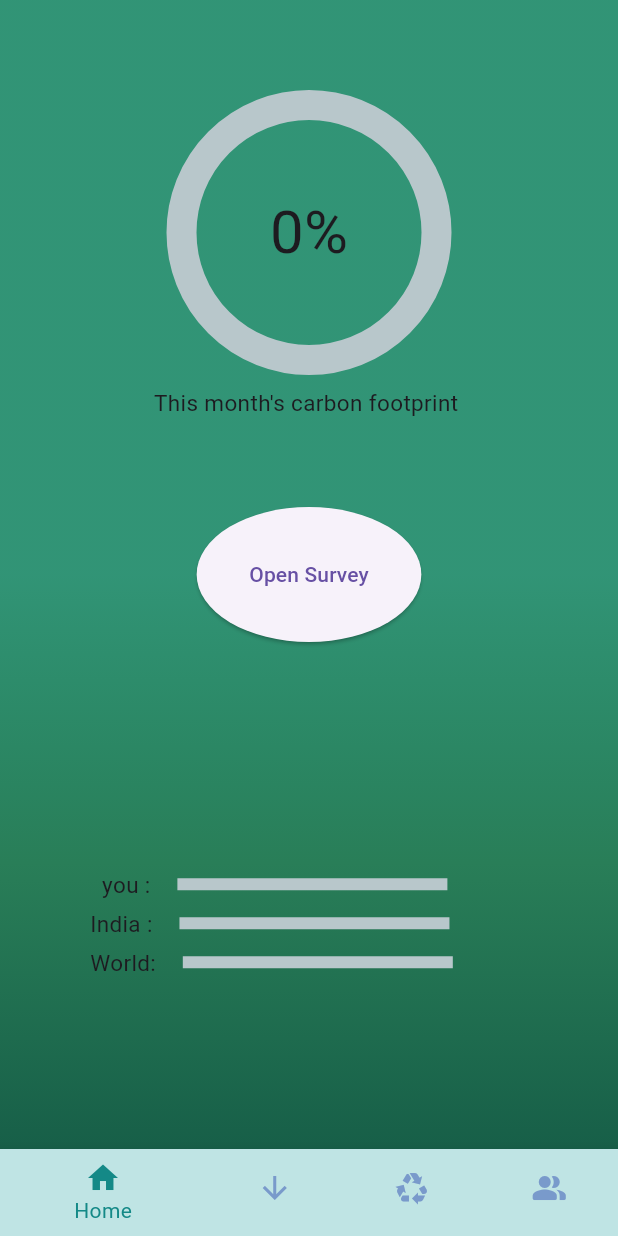
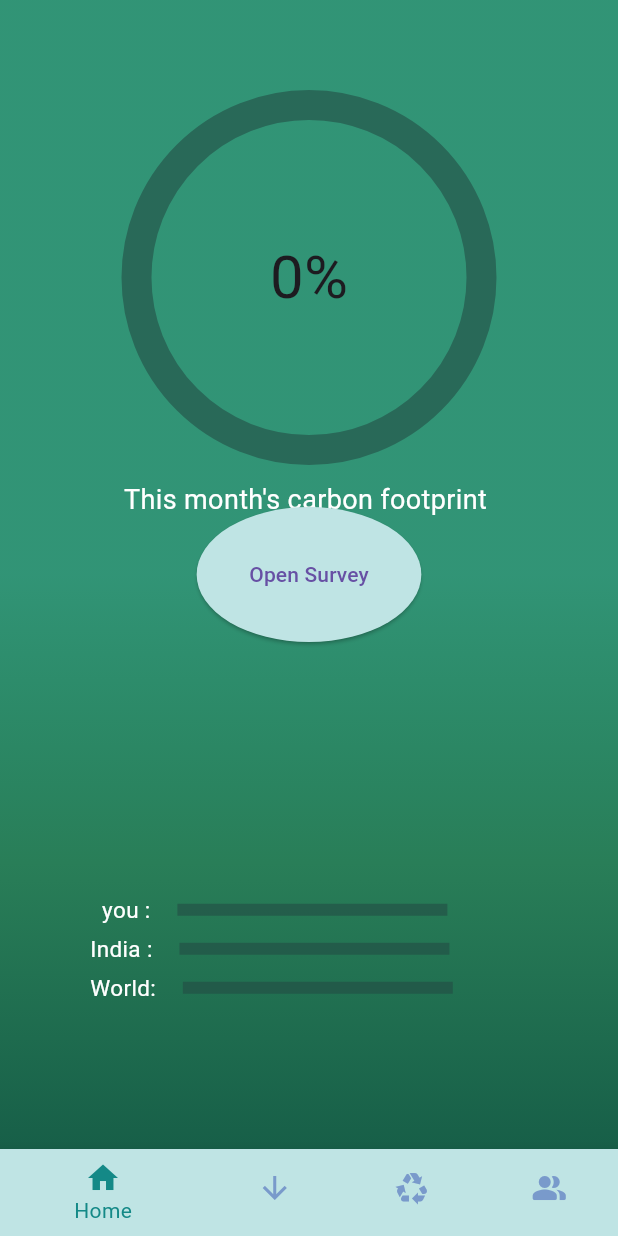
Before and after one commit to AartiDevkar/BEarthly, a Flutter app: the screen it shows after launch, on a phone screen of 412 x 824 dp. Run offline on Flutter 3.47's test engine with Material 3 defaults, Android fonts, the light colour scheme and no system bars; drawn by our look-alikes of percent_indicator; our stand-ins replace cloud_firestore, firebase_auth, firebase_core, google_sign_in, shared_preferences, smooth_page_indicator; accounts and stored records are empty.

```diff
--- a/lib/app_router.dart
+++ b/lib/app_router.dart
@@ -1,13 +1,13 @@
 // app_router.dart
 
 import 'package:bearthly/carbonTrack/home_page.dart';
-
 import 'package:bearthly/connect_pages/Connect.dart';
 import 'package:bearthly/intro_pages/onboarding_screens.dart';
 import 'package:bearthly/recycle_pages/recycle.dart';
 import 'package:bearthly/reduce_pages/reduce.dart';
+import 'package:bearthly/sign_up_pages/pages/loginPage.dart';
 import 'package:bearthly/sign_up_pages/pages/signUp.dart';
-import 'package:bearthly/sign_up_pages/pages/loginPage.dart';
+
 import 'package:flutter/material.dart';
 
 class AppRouter {
@@ -19,10 +19,8 @@ class AppRouter {
         return MaterialPageRoute(builder: (_) => LoginPage());
       case '/signup':
         return MaterialPageRoute(builder: (_) => Signup());
-      case '/home':
-        return MaterialPageRoute(builder: (_) => HomePage());
-      case '/ct_page':
-        return MaterialPageRoute(builder: (_) => HomePage());
+      case '/':
+        return MaterialPageRoute(builder: (_) => const HomePage());
 
       case '/reduce':
         return MaterialPageRoute(builder: (_) => Reduce());
--- a/lib/carbonTrack/components/indicator.dart
+++ b/lib/carbonTrack/components/indicator.dart
@@ -4,7 +4,8 @@ import 'package:flutter/material.dart';
 class Indicator extends StatefulWidget {
   final double percent; // Add a field to store the percent
 
-  const Indicator({Key? key, required this.percent}) : super(key: key);
+  const Indicator({Key? key, required this.percent, required double co2eKg})
+      : super(key: key);
 
   @override
   State<Indicator> createState() => _IndicatorState();
@@ -17,18 +18,19 @@ class _IndicatorState extends State<Indicator> {
       children: [
         Container(
           child: CircularPercentIndicator(
-            radius: 95.0,
+            radius: 125.0,
             lineWidth: 20,
+            backgroundColor: Color.fromARGB(148, 34, 74, 67),
             percent: widget.percent, // Use the widget's percent parameter
             center: new Text(
               "${(widget.percent * 100).toStringAsFixed(0)}%", // Format percent
               style: TextStyle(fontSize: 40),
             ),
             footer: new Padding(
-              padding: const EdgeInsets.only(top: 8.0), // Add padding here
+              padding: const EdgeInsets.only(top: 10.0), // Add padding here
               child: new Text(
                 "This month's carbon footprint ",
-                style: TextStyle(fontSize: 15),
+                style: TextStyle(fontSize: 18, color: Colors.white),
               ),
             ),
             animation: true,
@@ -38,16 +40,17 @@ class _IndicatorState extends State<Indicator> {
           ),
         ),
         const SizedBox(
-          height: 300,
+          height: 250,
         ),
         Container(
           child: LinearPercentIndicator(
+            backgroundColor: Color.fromARGB(148, 34, 74, 67),
             width: 200.0,
             lineHeight: 8,
             percent: widget.percent, // Use the widget's percent parameter
             leading: new Text(
               "  you :  ",
-              style: TextStyle(fontSize: 15),
+              style: TextStyle(fontSize: 15, color: Colors.white),
             ),
             animation: true,
             animationDuration: 1500,
@@ -59,12 +62,13 @@ class _IndicatorState extends State<Indicator> {
         ),
         Container(
           child: LinearPercentIndicator(
+            backgroundColor: Color.fromARGB(148, 34, 74, 67),
             width: 200.0,
             lineHeight: 8,
             percent: widget.percent, // Use the widget's percent parameter
             leading: new Text(
               "India :  ",
-              style: TextStyle(fontSize: 15),
+              style: TextStyle(fontSize: 15, color: Colors.white),
             ),
             animation: true,
             animationDuration: 1500,
@@ -76,12 +80,13 @@ class _IndicatorState extends State<Indicator> {
         ),
         Container(
           child: LinearPercentIndicator(
+            backgroundColor: Color.fromARGB(148, 34, 74, 67),
             width: 200.0,
             lineHeight: 8,
             percent: widget.percent, // Use the widget's percent parameter
             leading: new Text(
               "World:  ",
-              style: TextStyle(fontSize: 15),
+              style: TextStyle(fontSize: 15, color: Colors.white),
             ),
             animation: true,
             animationDuration: 1500,
--- a/lib/carbonTrack/home_page.dart
+++ b/lib/carbonTrack/home_page.dart
@@ -1,9 +1,9 @@
+import 'package:bearthly/carbonTrack/components/survey.dart';
 import 'package:cloud_firestore/cloud_firestore.dart';
 // ignore: depend_on_referenced_packages
 import 'package:firebase_auth/firebase_auth.dart';
 import 'package:flutter/material.dart';
 
-import 'package:bearthly/carbonTrack/components/survey.dart';
 import 'components/indicator.dart';
 
 class HomePage extends StatefulWidget {
@@ -97,7 +97,10 @@ class _HomePageState extends State<HomePage> {
             child: Container(
               alignment: Alignment.topCenter,
               padding: EdgeInsets.all(60),
-              child: Indicator(percent: calculatedPercent),
+              child: Indicator(
+                percent: calculatedPercent,
+                co2eKg: 0,
+              ),
             ),
           ),
 
@@ -108,6 +111,8 @@ class _HomePageState extends State<HomePage> {
               onPressed: _openSurveyForm,
               child: Text('Open Survey'),
               style: ElevatedButton.styleFrom(
+                backgroundColor: Color.fromARGB(255, 191, 228, 228),
+
                 shape: OvalBorder(),
 
                 padding: EdgeInsets.all(35), // Adjust padding as needed
@@ -123,7 +128,7 @@ class _HomePageState extends State<HomePage> {
           // Navigate to the corresponding page when an icon is tapped
           switch (index) {
             case 0:
-              Navigator.pushNamed(context, '/ct_page');
+              Navigator.pushNamed(context, '/');
               break;
             case 1:
               Navigator.pushNamed(context, '/reduce');
@@ -145,11 +150,11 @@ class _HomePageState extends State<HomePage> {
           ),
           BottomNavigationBarItem(
             icon: Icon(Icons.arrow_downward),
-            label: 'Reduce',
+            label: 'Track',
           ),
           BottomNavigationBarItem(
             icon: Icon(Icons.recycling),
-            label: 'Recycle',
+            label: 'Reduce',
           ),
           BottomNavigationBarItem(
             icon: Icon(Icons.people_alt_rounded),
--- a/lib/flutter/src/material/colors.dart
+++ /dev/null
@@ -1 +0,0 @@
-// TODO Implement this library.
--- a/lib/main.dart
+++ b/lib/main.dart
@@ -1,6 +1,9 @@
 import 'package:bearthly/app_router.dart';
 import 'package:firebase_core/firebase_core.dart';
+
 import 'package:flutter/material.dart';
+
+// ignore: unused_import
 import 'package:shared_preferences/shared_preferences.dart';
 
 void main() async {
@@ -25,7 +28,7 @@ class MyApp extends StatelessWidget {
         canvasColor: Color.fromARGB(255, 191, 228, 228),
       ),
       debugShowCheckedModeBanner: false,
-      initialRoute: onboardingShown ? '/home' : '/onboarding',
+      initialRoute: '/',
       onGenerateRoute: AppRouter.generateRoute,
     );
   }
--- a/lib/sign_up_pages/components/my_button.dart
+++ b/lib/sign_up_pages/components/my_button.dart
@@ -12,7 +12,7 @@ class MyButton extends StatelessWidget {
       child: Container(
         padding: const EdgeInsets.all(25),
         decoration: BoxDecoration(
-          color: const Color.fromARGB(255, 89, 207, 105),
+          color: Color.fromARGB(255, 89, 207, 170),
           borderRadius: BorderRadius.circular(8),
         ),
         child: const Center(
--- a/lib/sign_up_pages/pages/signUp.dart
+++ b/lib/sign_up_pages/pages/signUp.dart
@@ -1,6 +1,6 @@
 import 'dart:ui';
 
-import 'package:bearthly/CarbonTrack/home_page.dart';
+import 'package:bearthly/carbonTrack/home_page.dart';
 import 'package:bearthly/sign_up_pages/components/my_button.dart';
 import 'package:bearthly/sign_up_pages/components/my_textfield.dart';
 import 'package:firebase_auth/firebase_auth.dart';
@@ -54,9 +54,7 @@ class _SignupState extends State<Signup> {
           // ignore: use_build_context_synchronously
           Navigator.push(
             context,
-            MaterialPageRoute(
-              builder: (context) => const HomePage(),
-            ),
+            MaterialPageRoute(builder: (context) => const HomePage()),
           );
         }
       } catch (e) {
--- a/pubspec.yaml
+++ b/pubspec.yaml
@@ -42,6 +42,7 @@ dependencies:
 
   percent_indicator: ^4.0.1
   cloud_firestore: ^4.9.2
+  flutter_modular: ^6.3.2
 
 dev_dependencies:
   flutter_test:
@@ -54,6 +55,7 @@ dev_dependencies:
   # rules and activating additional ones.
   flutter_lints: ^2.0.0
   firebase_auth: ^4.9.0
+  google_sign_in: ^6.2.1
 
 # For information on the generic Dart part of this file, see the
 # following page: https://dart.dev/tools/pub/pubspec
```
Also changed, not shown: lib/other_components/my_drawer.dart (deleted, +0 -55 lines), lib/sign_up_pages/components/my_textfield.dart (+7 -1 lines), lib/sign_up_pages/components/square_tile.dart (+12 -2 lines), lib/sign_up_pages/pages/loginPage.dart (+76 -17 lines), lib/sign_up_pages/pages/welcomePage.dart (deleted, +0 -237 lines), pubspec.lock, 4 other files.
